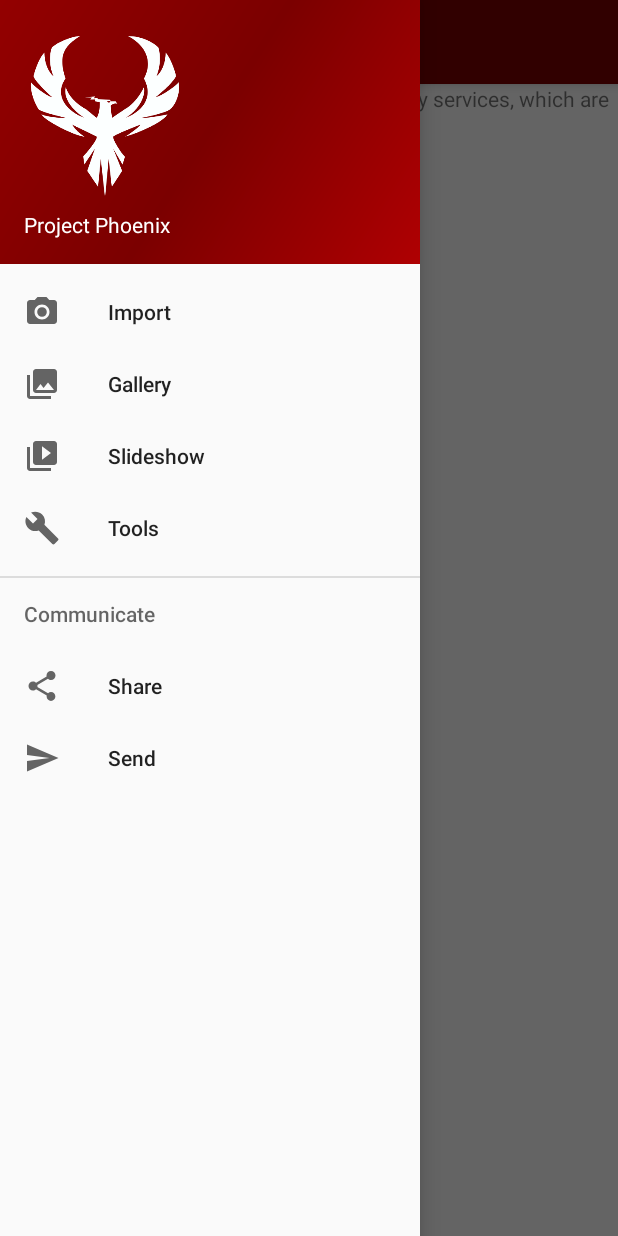
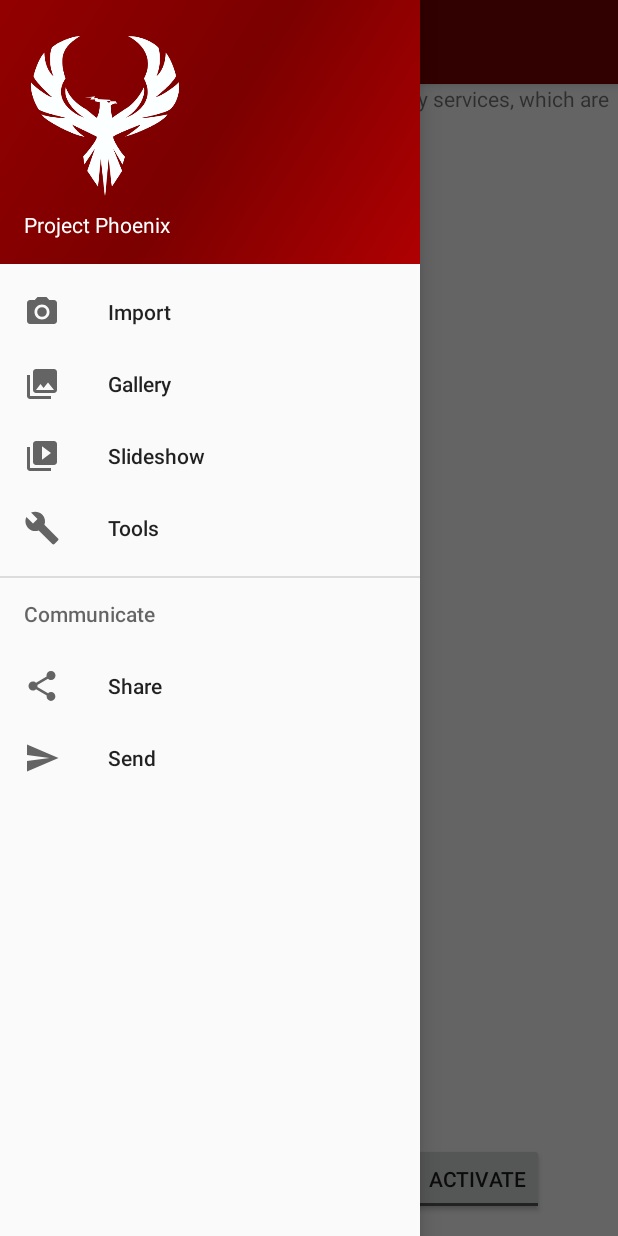
Before and after one commit to Project-Phoenix-io/Project-Phoenix-app, an Android app: the MainActivity screen opened directly, with no data from a screen before it, with the side drawer open, on a phone screen of 412 x 824 dp. Run offline under Robolectric (Android 15) with nearby library versions, the phone set to English and light mode, and no system bars.

Commit message:
More changes

```diff
--- a/app/src/main/AndroidManifest.xml
+++ b/app/src/main/AndroidManifest.xml
@@ -6,6 +6,7 @@
     <uses-permission android:name="android.permission.ACCESS_NETWORK_STATE" />
     <uses-permission android:name="android.permission.ACCESS_WIFI_STATE" />
     <uses-permission android:name="android.permission.ACCESS_FINE_LOCATION" />
+    <uses-permission android:name="android.permission.WRITE_EXTERNAL_STORAGE" />
     <uses-feature
         android:glEsVersion="0x00020000"
         android:required="true"/>
--- a/app/src/main/java/com/projectphoenix/projectphoenix/LoginActivity.java
+++ b/app/src/main/java/com/projectphoenix/projectphoenix/LoginActivity.java
@@ -191,7 +191,6 @@ public class LoginActivity extends AppCompatActivity implements LoaderCallbacks<
                     String line = "";
 
                     while ((line = in.readLine()) != null) {
-
                         sb.append(line);
                         break;
                     }
--- a/app/src/main/res/layout/activity_find_pi.xml
+++ b/app/src/main/res/layout/activity_find_pi.xml
@@ -25,12 +25,12 @@
         android:id="@+id/currentIp"
         android:layout_width="wrap_content"
         android:layout_height="wrap_content"
-        android:layout_marginBottom="8dp"
         android:layout_marginEnd="8dp"
         android:layout_marginStart="8dp"
-        app:layout_constraintBottom_toTopOf="@+id/textView"
+        android:layout_marginTop="8dp"
         app:layout_constraintEnd_toEndOf="parent"
-        app:layout_constraintStart_toStartOf="parent" />
+        app:layout_constraintStart_toStartOf="parent"
+        app:layout_constraintTop_toBottomOf="@+id/textView" />
 
     <ImageView
         android:id="@+id/imageView2"
--- a/app/src/main/res/layout/content_main.xml
+++ b/app/src/main/res/layout/content_main.xml
@@ -15,8 +15,10 @@
         android:layout_height="0dp"
         app:layout_constraintBottom_toTopOf="@+id/relativeLayout"
         app:layout_constraintEnd_toEndOf="parent"
+        app:layout_constraintHorizontal_bias="1.0"
         app:layout_constraintStart_toStartOf="parent"
-        app:layout_constraintTop_toTopOf="parent" />
+        app:layout_constraintTop_toTopOf="parent"
+        app:layout_constraintVertical_bias="1.0" />
 
     <RelativeLayout
         android:id="@+id/relativeLayout"
@@ -31,12 +33,38 @@
             style="@android:style/Widget.Material.Button.Toggle"
             android:layout_width="wrap_content"
             android:layout_height="wrap_content"
-            android:layout_centerHorizontal="true"
+            android:layout_alignParentEnd="true"
             android:layout_centerVertical="true"
+            android:layout_marginEnd="49dp"
             android:checked="false"
             android:text="ToggleButton"
             android:textOff="Activate"
             android:textOn="Deactivate" />
+
+        <ToggleButton
+            android:id="@+id/pulseToggle"
+            android:layout_width="wrap_content"
+            android:layout_height="wrap_content"
+            android:layout_alignParentStart="true"
+            android:layout_centerVertical="true"
+            android:layout_marginStart="50dp"
+            android:textOff="Pulse" />
+
     </RelativeLayout>
 
+    <TextView
+        android:id="@+id/mapError"
+        android:layout_width="wrap_content"
+        android:layout_height="wrap_content"
+        android:layout_marginBottom="8dp"
+        android:layout_marginEnd="8dp"
+        android:layout_marginStart="8dp"
+        android:layout_marginTop="8dp"
+        android:text="Please connect to internet to see map"
+        android:visibility="gone"
+        app:layout_constraintBottom_toTopOf="@+id/relativeLayout"
+        app:layout_constraintEnd_toEndOf="parent"
+        app:layout_constraintStart_toStartOf="parent"
+        app:layout_constraintTop_toTopOf="parent" />
+
 </android.support.constraint.ConstraintLayout>
```
Also changed, not shown: app/src/main/java/com/projectphoenix/projectphoenix/MainActivity.java (+23 -4 lines), app/src/main/java/com/projectphoenix/projectphoenix/Utils.java (+65 -9 lines), 6 other files.
